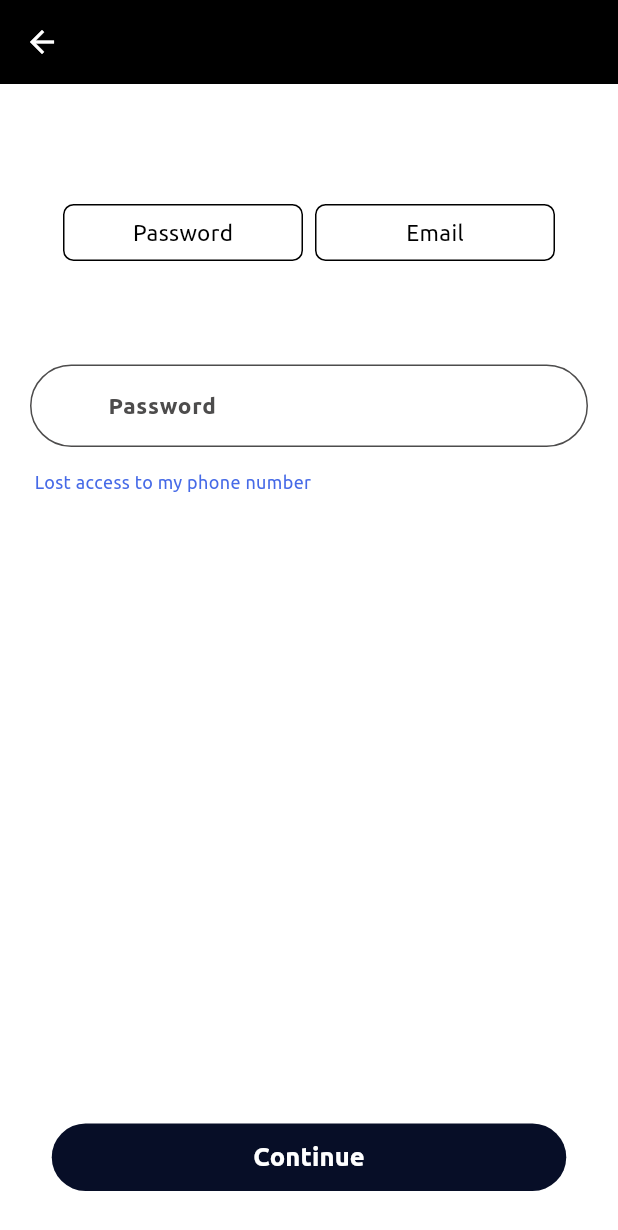
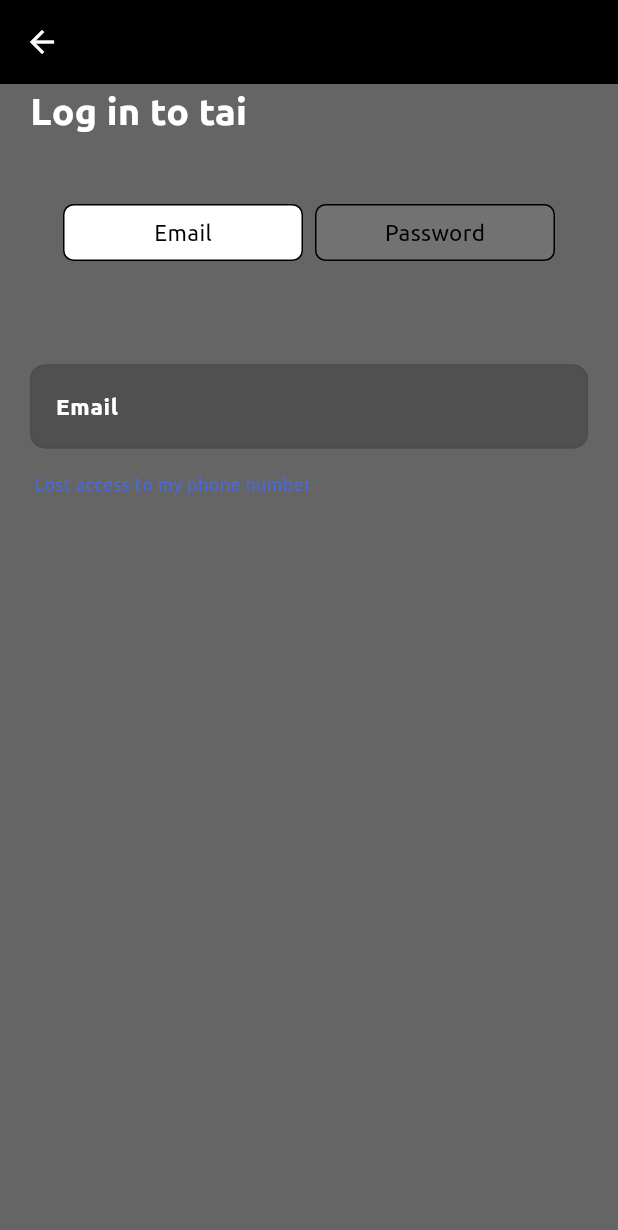
Before and after one commit to nsenji/zai-finance-app, a Flutter app: the screen it shows after launch, after a tap on "Log in", on a phone screen of 412 x 824 dp. Shown: the top 1230 px of the screen. Run offline on Flutter 3.47's test engine with Material 2 defaults, Android fonts, the phone set to English and light mode, and no system bars; drawn by our look-alikes of buttons_tabbar; our stand-ins replace firebase_auth, firebase_core, flutter_svg, google_fonts; missing offline and left inert: pin_plus_keyboard; accounts and stored records are empty; project files that could hold a hidden picture were left out.

```diff
--- a/lib/features/authentication/presentation/login/loginScreen.dart
+++ b/lib/features/authentication/presentation/login/loginScreen.dart
@@ -55,7 +55,7 @@ class _LoginScreenState extends State<LoginScreen> {
   Widget build(BuildContext context) {
     return SafeArea(
       child: Scaffold(
-        backgroundColor: const Color.fromARGB(154, 255, 255, 255),
+        backgroundColor: Color.fromARGB(154, 0, 0, 0),
         appBar: AppBar(
           elevation: 0,
           backgroundColor: Colors.black,
@@ -88,7 +88,7 @@ class _LoginScreenState extends State<LoginScreen> {
                         // Customize the appearance and behavior of the tab bar
                         backgroundColor: Colors.white,
                         unselectedBackgroundColor:
-                            const Color.fromRGBO(0, 0, 255, 0),
+                            const Color.fromARGB(255, 114, 114, 114),
                         borderWidth: 1,
                         borderColor: Colors.black,
                         labelStyle: const TextStyle(
@@ -106,13 +106,13 @@ class _LoginScreenState extends State<LoginScreen> {
                             width: 150,
                             child: Center(
                                 child: Text(
-                              "Password",
+                              "Email",
                             )),
                           )),
                           Tab(
                               child: SizedBox(
                             width: 150,
-                            child: Center(child: Text("Email")),
+                            child: Center(child: Text("Password")),
                           )),
                         ],
                       ),
@@ -133,33 +133,20 @@ class _LoginScreenState extends State<LoginScreen> {
                                   const SizedBox(
                                     width: 10,
                                   ),
-                                  /* Form(
+                                  Form(
                                     key: _formKeyNumber,
-                                    child: TextFieldWidget(                                     authText: true,
-                                      onChanged: (p0) {
-
-                                      },
-                                      controller: passwordController,
-                                      label: "Password",
+                                    child: TextFieldWidget(
+                                      authText: true,
+                                      onChanged: (p0) {},
+                                      controller: emailController,
+                                      label: "Email",
                                       labelColor: Colors.white,
                                       backgroundColor:
                                           const Color.fromARGB(255, 80, 80, 80),
                                       borderSideColor: Colors.transparent,
-                                      keyBoardType: TextInputType.visiblePassword,
+                                      keyBoardType:
+                                          TextInputType.visiblePassword,
                                     ),
-                                  ), */
-                                  TextField(
-                                    obscureText: true,
-                                    controller: passwordController,
-                                    decoration: InputDecoration(
-                                        hintText: "Password",
-                                        prefixIcon: const Icon(
-                                          Icons.lock,
-                                          color: Colors.white,
-                                        ),
-                                        border: OutlineInputBorder(
-                                            borderRadius:
-                                                BorderRadius.circular(30.0))),
                                   ),
                                   const SizedBox(
                                     height: 15,
@@ -174,28 +161,28 @@ class _LoginScreenState extends State<LoginScreen> {
                                     ),
                                   ),
                                   const Spacer(),
-                                  MainButton(
-                                      lightBlue: true,
-                                      text: "Continue",
-                                      onpressed: () {
-                                        if (_formKeyNumber.currentState!
-                                            .validate()) {
-                                          // If the form is valid, display a snackbar. In the real world,
-                                          // you'd often call a server or save the information in a database.
+                                  // MainButton(
+                                  //     lightBlue: true,
+                                  //     text: "Continue",
+                                  //     onpressed: () {
+                                  //       if (_formKeyNumber.currentState!
+                                  //           .validate()) {
+                                  //         // If the form is valid, display a snackbar. In the real world,
+                                  //         // you'd often call a server or save the information in a database.
 
-                                          ScaffoldMessenger.of(context)
-                                              .showSnackBar(
-                                            const SnackBar(
-                                                content:
-                                                    Text('Processing Data')),
-                                          );
-                                          Navigator.push(
-                                              context,
-                                              MaterialPageRoute(
-                                                  builder: (context) =>
-                                                      const EnterCode()));
-                                        }
-                                      })
+                                  //         ScaffoldMessenger.of(context)
+                                  //             .showSnackBar(
+                                  //           const SnackBar(
+                                  //               content:
+                                  //                   Text('Processing Data')),
+                                  //         );
+                                  //         // Navigator.push(
+                                  //         //     context,
+                                  //         //     MaterialPageRoute(
+                                  //         //         builder: (context) =>
+                                  //         //             const EnterCode()));
+                                  //       }
+                                  //     })
                                 ],
                               ),
                             ),
@@ -206,35 +193,19 @@ class _LoginScreenState extends State<LoginScreen> {
                                   const SizedBox(
                                     height: 5,
                                   ),
-                                  /* Form(
+                                  Form(
                                     key: _formKeyEmail,
                                     child: TextFieldWidget(
                                       authText: true,
-                                      onChanged: (p0) {
-
-                                      },
-                                      controller: emailController,
-                                      label: "Email",
+                                      onChanged: (p0) {},
+                                      controller: passwordController,
+                                      label: "Password",
                                       labelColor: Colors.white,
                                       backgroundColor:
                                           const Color.fromARGB(255, 80, 80, 80),
                                       borderSideColor: Colors.transparent,
                                       keyBoardType: TextInputType.emailAddress,
                                     ),
-                                  ), */
-
-                                  TextField(
-                                    controller: emailController,
-                                    decoration: InputDecoration(
-                                        fillColor: Colors.white,
-                                        hintText: "Your Email",
-                                        prefixIcon: const Icon(
-                                          Icons.email,
-                                          color: Colors.white,
-                                        ),
-                                        border: OutlineInputBorder(
-                                            borderRadius:
-                                                BorderRadius.circular(30.0))),
                                   ),
                                   const SizedBox(
                                     height: 15,
@@ -254,8 +225,8 @@ class _LoginScreenState extends State<LoginScreen> {
                                       text: "Continue",
                                       onpressed: () {
                                         signin();
-                                      }
-                                      /* if (_formKeyEmail.currentState!
+
+                                        if (_formKeyEmail.currentState!
                                             .validate()) {
                                           // If the form is valid, display a snackbar. In the real world,
                                           // you'd often call a server or save the information in a database.
@@ -266,14 +237,8 @@ class _LoginScreenState extends State<LoginScreen> {
                                                 content:
                                                     Text('Processing Data')),
                                           );
-                                          Navigator.push(
-                                              context,
-                                              MaterialPageRoute(
-                                                  builder: (context) =>
-                                                      const NavBar()));
                                         }
-                                      } */
-                                      )
+                                      })
                                 ],
                               ),
                             ),
--- a/lib/features/authentication/presentation/signUp/signUpScreen.dart
+++ b/lib/features/authentication/presentation/signUp/signUpScreen.dart
@@ -46,7 +46,7 @@ class _SignUpScreenState extends State<SignUpScreen> {
   Widget build(BuildContext context) {
     return SafeArea(
       child: Scaffold(
-        backgroundColor: const Color.fromARGB(154, 255, 255, 255),
+        backgroundColor: Color.fromARGB(154, 0, 0, 0),
         appBar: AppBar(
           elevation: 0,
           backgroundColor: Colors.black,
@@ -78,7 +78,7 @@ class _SignUpScreenState extends State<SignUpScreen> {
                 const SizedBox(
                   height: 40,
                 ),
-                /* Form(
+                Form(
                   key: _formKey,
                   child: Column(
                     children: [
@@ -91,7 +91,7 @@ class _SignUpScreenState extends State<SignUpScreen> {
                             setState(() {
                               buttonIsDisabled = false;
                             });
-                          }else{
+                          } else {
                             setState(() {
                               buttonIsDisabled = true;
                             });
@@ -117,7 +117,7 @@ class _SignUpScreenState extends State<SignUpScreen> {
                             setState(() {
                               buttonIsDisabled = false;
                             });
-                      }else{
+                          } else {
                             setState(() {
                               buttonIsDisabled = true;
                             });
@@ -126,40 +126,12 @@ class _SignUpScreenState extends State<SignUpScreen> {
                         controller: passwordController,
                         label: "Password",
                         labelColor: Colors.white,
-                        backgroundColor:
-                            const Color.fromARGB(255, 80, 80, 80),
+                        backgroundColor: const Color.fromARGB(255, 80, 80, 80),
                         borderSideColor: Colors.transparent,
                         keyBoardType: TextInputType.visiblePassword,
                       ),
                     ],
                   ),
-                ), */
-                TextField(
-                  controller: emailController,
-                  decoration: InputDecoration(
-                      fillColor: Colors.white,
-                      hintText: "Your Email",
-                      prefixIcon: const Icon(
-                        Icons.email,
-                        color: Colors.white,
-                      ),
-                      border: OutlineInputBorder(
-                          borderRadius: BorderRadius.circular(30.0))),
-                ),
-                const SizedBox(
-                  height: 20,
-                ),
-                TextField(
-                  obscureText: true,
-                  controller: passwordController,
-                  decoration: InputDecoration(
-                      hintText: "Password",
-                      prefixIcon: const Icon(
-                        Icons.lock,
-                        color: Colors.white,
-                      ),
-                      border: OutlineInputBorder(
-                          borderRadius: BorderRadius.circular(30.0))),
                 ),
 
                 const SizedBox(height: 10),
@@ -182,14 +154,14 @@ class _SignUpScreenState extends State<SignUpScreen> {
                       child: const Text(
                         "Log in",
                         style: TextStyle(
-                            fontSize: 20,
-                            color: Color.fromARGB(255, 231, 70, 167)),
+                            fontSize: 14,
+                            color: Color.fromARGB(255, 255, 255, 255)),
                       ),
                     ),
                   ],
                 ),
                 const SizedBox(
-                  height: 100,
+                  height: 30,
                 ),
                 // const Spacer(),
                 Padding(
@@ -197,31 +169,6 @@ class _SignUpScreenState extends State<SignUpScreen> {
                   child: Column(
                     mainAxisAlignment: MainAxisAlignment.center,
                     children: [
-                      const Row(
-                        mainAxisAlignment: MainAxisAlignment.center,
-                        children: [
-                          Text(
-                            "By clicking 'sign up' you agree to the",
-                            style: TextStyle(fontSize: 10, color: Colors.blue),
-                          ),
-                          Text(
-                            " privacy policy ",
-                            style: TextStyle(
-                                fontSize: 10, color: Color(0xFF466AE7)),
-                          ),
-                          Text(
-                            "and",
-                            style: TextStyle(fontSize: 10, color: Colors.white),
-                          ),
-                          Text(
-                            " terms and conditions",
-                            style: TextStyle(
-                                fontSize: 10,
-                                color: Color(0xFF4B5EFC),
-                                overflow: TextOverflow.ellipsis),
-                          ),
-                        ],
-                      ),
                       const SizedBox(
                         height: 14,
                       ),
@@ -229,24 +176,13 @@ class _SignUpScreenState extends State<SignUpScreen> {
                           //disabled: buttonIsDisabled,
                           lightBlue: true,
                           text: "Sign Up",
-                        /* onpressed: () {
+                          onpressed: () {
                             if (_formKey.currentState!.validate()) {
                               // If the form is valid, display a snackbar. In the real world,
                               // you'd often call a server or save the information in a database.
-
-                              ScaffoldMessenger.of(context).showSnackBar(
-                                const SnackBar(content: Text('Processing Data')),
-                              );
-                              Navigator.push(
-                                  context,
-                                  MaterialPageRoute(
-                                      builder: (context) => const USSDTesting ()));
+                              register();
                             }
-                          } */
-                        onpressed: () {
-                          register();
-                        },
-                      )
+                          })
                     ],
                   ),
                 ),
--- a/lib/features/bottomNavBar/presentation/home/homeScreen.dart
+++ b/lib/features/bottomNavBar/presentation/home/homeScreen.dart
@@ -183,29 +183,29 @@ class _HomeScreenState extends State<HomeScreen> {
                                   )
                                 ],
                               ),
-                              Column(
-                                children: [
-                                  IconCircle(
-                                    image: "assets/images/cards.svg",
-                                    onTap: () {
-                                      Navigator.push(
-                            context,
-                            MaterialPageRoute(
-                              fullscreenDialog: true,
-                                builder: (context) =>
-                                    const CardsListScreen()));
-                                    },
-                                  ),
-                                  const SizedBox(
-                                    height: 4,
-                                  ),
-                                  const Text(
-                                    "Cards",
-                                    style: TextStyle(
-                                        fontSize: 12, color: Colors.white),
-                                  )
-                                ],
-                              ),
+                              // Column(
+                              //   children: [
+                              //     IconCircle(
+                              //       image: "assets/images/cards.svg",
+                              //       onTap: () {
+                              //         Navigator.push(
+                              //             context,
+                              //             MaterialPageRoute(
+                              //                 fullscreenDialog: true,
+                              //                 builder: (context) =>
+                              //                     const CardsListScreen()));
+                              //       },
+                              //     ),
+                              //     const SizedBox(
+                              //       height: 4,
+                              //     ),
+                              //     const Text(
+                              //       "Cards",
+                              //       style: TextStyle(
+                              //           fontSize: 12, color: Colors.white),
+                              //     )
+                              //   ],
+                              // ),
                             ],
                           )
                         ],
@@ -214,7 +214,6 @@ class _HomeScreenState extends State<HomeScreen> {
                 const SizedBox(
                   height: 25,
                 ),
-
                 const SizedBox(
                   height: 20,
                 ),
@@ -243,7 +242,7 @@ class _HomeScreenState extends State<HomeScreen> {
                         Navigator.push(
                             context,
                             MaterialPageRoute(
-                              fullscreenDialog: true,
+                                fullscreenDialog: true,
                                 builder: (context) =>
                                     const TransactionsScreen()));
                       },
@@ -260,7 +259,6 @@ class _HomeScreenState extends State<HomeScreen> {
                         )
                       ]),
                     )
-
                   ],
                 ),
                 const SizedBox(
```
Also changed, not shown: lib/features/authentication/firebase_options.dart (deleted), lib/firebase_options.dart, 2 other files. Lines whose indentation alone changed are shown as unchanged.
